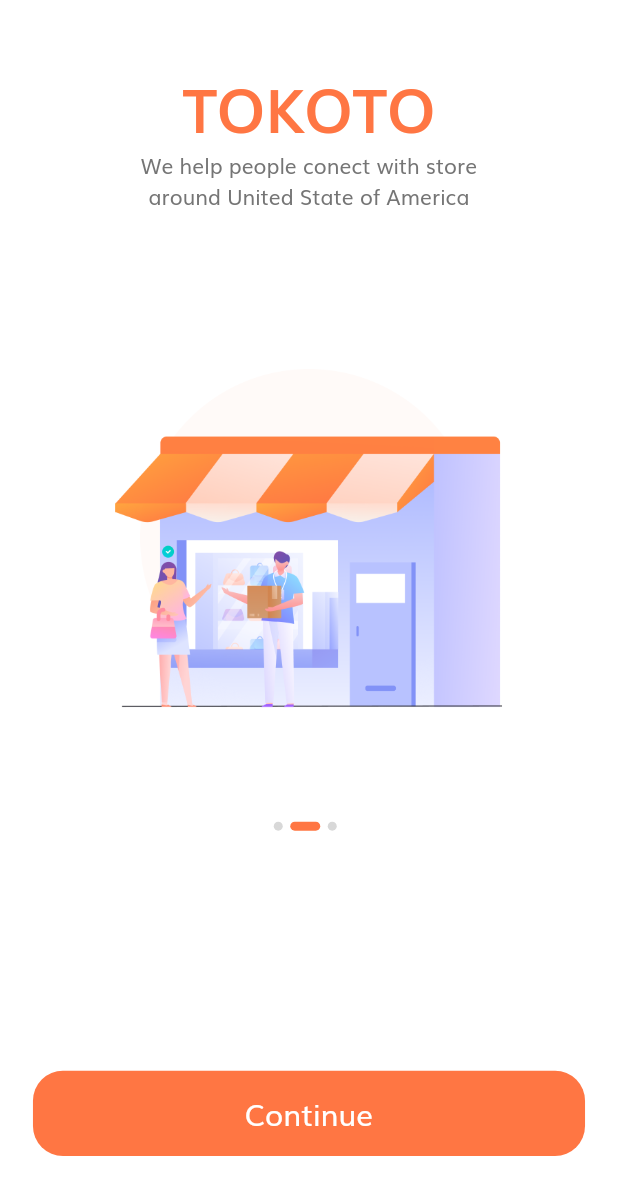
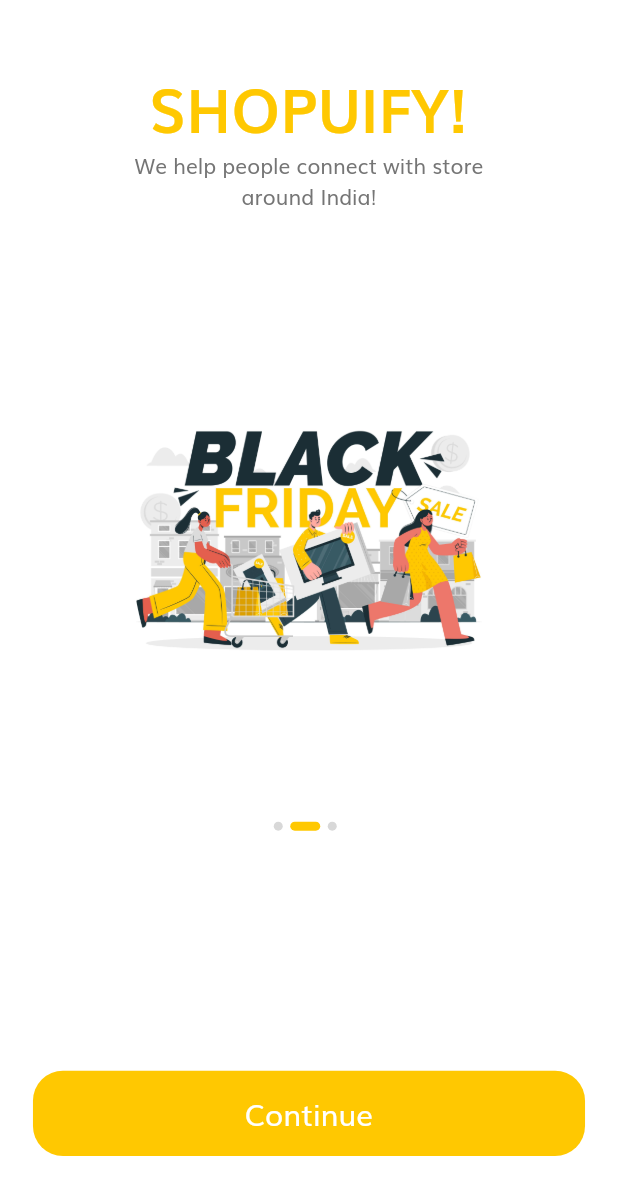
Before and after one commit to JayM2510/ShopUIfy, a Flutter app: the screen it shows after launch, swiped to page 2, on a phone screen of 412 x 824 dp. Shown: the top 1195 px of the screen. Run offline on Flutter 3.47's test engine with Material 2 defaults, Android fonts, the light colour scheme and no system bars; our stand-ins replace flutter_svg.

Commit message:
UI editing

```diff
--- a/lib/constants.dart
+++ b/lib/constants.dart
@@ -1,7 +1,7 @@
 import 'package:flutter/material.dart';
 import 'package:shop_app/size_config.dart';
 
-const kPrimaryColor = Color(0xFFFF7643);
+const kPrimaryColor = Color.fromARGB(255, 255, 200, 1);
 const kPrimaryLightColor = Color(0xFFFFECDF);
 const kPrimaryGradientColor = LinearGradient(
   begin: Alignment.topLeft,
--- a/lib/screens/otp/components/body.dart
+++ b/lib/screens/otp/components/body.dart
@@ -20,7 +20,7 @@
                 "OTP Verification",
                 style: headingStyle,
               ),
-              Text("We sent your code to +1 898 860 ***"),
+              Text("We sent your code to +91 945 111 ****"),
               buildTimer(),
               OtpForm(),
               SizedBox(height: SizeConfig.screenHeight * 0.1),
--- a/lib/screens/splash/components/body.dart
+++ b/lib/screens/splash/components/body.dart
@@ -16,12 +16,12 @@
   int currentPage = 0;
   List<Map<String, String>> splashData = [
     {
-      "text": "Welcome to Tokoto, Let’s shop!",
+      "text": "Welcome to Shopuify, Let’s shop!",
       "image": "assets/images/splash_1.png"
     },
     {
       "text":
-          "We help people conect with store \naround United State of America",
+          "We help people connect with store \naround India!",
       "image": "assets/images/splash_2.png"
     },
     {
--- a/lib/screens/splash/components/splash_content.dart
+++ b/lib/screens/splash/components/splash_content.dart
@@ -17,10 +17,10 @@
       children: <Widget>[
         Spacer(),
         Text(
-          "TOKOTO",
+          "SHOPUIFY!",
           style: TextStyle(
             fontSize: getProportionateScreenWidth(36),
-            color: kPrimaryColor,
+            color: Color.fromARGB(255, 255, 200, 1),
             fontWeight: FontWeight.bold,
           ),
         ),
```
Also changed, not shown: assets/images/3916946.jpg (deleted), assets/images/4399782.jpg (deleted), assets/images/5087918.jpg (deleted), assets/images/splash_1.png, assets/images/splash_2.png, assets/images/splash_3.png.
